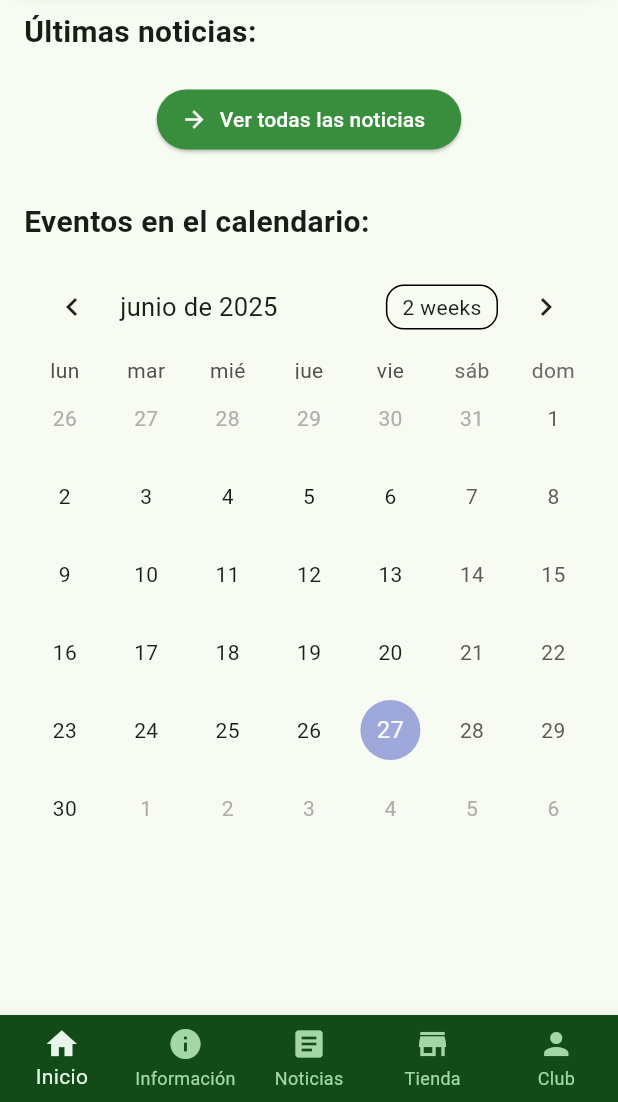
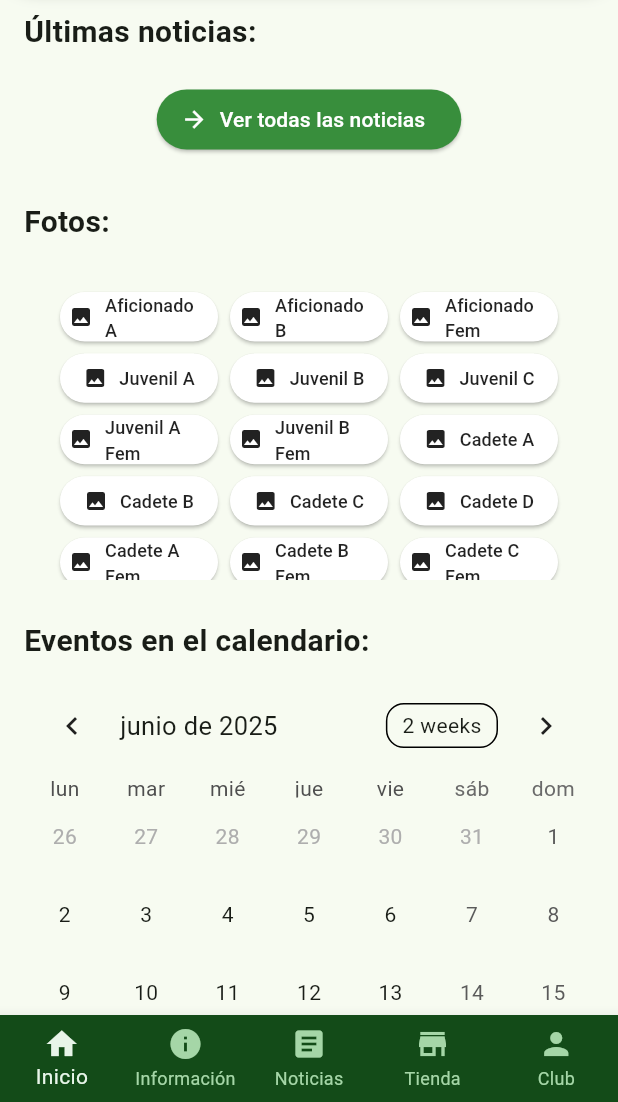
Before and after one commit to MarioMM5/Proyecto-CDE-AMISTAD, a Flutter app: the screen it shows after launch, on a phone screen of 412 x 824 dp, the part 134-1236 px from its top. Run offline on Flutter 3.47's test engine with Material 3 defaults, Android fonts, the phone set to English and light mode, and no system bars; drawn by our look-alikes of table_calendar; our stand-ins replace permission_handler, shared_preferences, supabase_flutter, webview_flutter; missing offline and left inert: add_2_calendar; accounts and stored records are empty.

Commit message:
Menu de fotos nuevo y funcional (faltan las fotos)

```diff
--- a/cde_amistad/lib/pages/inicioPage.dart
+++ b/cde_amistad/lib/pages/inicioPage.dart
@@ -1,4 +1,5 @@
 import 'package:flutter/material.dart';
+import 'package:url_launcher/url_launcher.dart';
 import 'package:supabase_flutter/supabase_flutter.dart';
 import 'package:cde_amistad/entity/noticiaEntity.dart';
 import 'package:add_2_calendar/add_2_calendar.dart';
@@ -30,6 +31,44 @@ class _InicioPageState extends State<InicioPage> {
   DateTime _focusedDay = DateTime.now();
   DateTime? _selectedDay;
   List<Map<String, dynamic>> _eventos = [];
+  final Map<String, String> enlacesFotos = {
+    'Aficionado A': 'https://photos.app.goo.gl/yyyyy',
+    'Aficionado B': 'https://photos.app.goo.gl/yyyyy',
+    'Aficionado Fem': 'https://photos.app.goo.gl/yyyyy',
+    'Juvenil A': 'https://photos.app.goo.gl/yyyyy',
+    'Juvenil B': 'https://photos.app.goo.gl/yyyyy',
+    'Juvenil C': 'https://photos.app.goo.gl/yyyyy',
+    'Juvenil A Fem': 'https://photos.app.goo.gl/yyyyy',
+    'Juvenil B Fem': 'https://photos.app.goo.gl/yyyyy',
+    'Cadete A': 'https://photos.app.goo.gl/yyyyy',
+    'Cadete B': 'https://photos.app.goo.gl/zzzzz',
+    'Cadete C': 'https://photos.app.goo.gl/zzzzz',
+    'Cadete D': 'https://photos.app.goo.gl/zzzzz',
+    'Cadete A Fem': 'https://photos.app.goo.gl/yyyyy',
+    'Cadete B Fem': 'https://photos.app.goo.gl/yyyyy',
+    'Cadete C Fem': 'https://photos.app.goo.gl/yyyyy',
+    'Infantil A': 'https://photos.app.goo.gl/zzzzz',
+    'Infantil B': 'https://photos.app.goo.gl/zzzzz',
+    'Infantil C': 'https://photos.app.goo.gl/zzzzz',
+    'Infantil D': 'https://photos.app.goo.gl/zzzzz',
+    'Infantil A Fem': 'https://photos.app.goo.gl/zzzzz',
+    'Infantil B Fem': 'https://photos.app.goo.gl/zzzzz',
+    'Infantil C Fem': 'https://photos.app.goo.gl/zzzzz',
+    'Infantil D Fem': 'https://photos.app.goo.gl/zzzzz',
+    'Infantil E Fem': 'https://photos.app.goo.gl/zzzzz',
+    'Infantil F Fem': 'https://photos.app.goo.gl/zzzzz',
+
+  };
+
+// Esta función lanza la URL al navegador
+  void _abrirEnlace(String url) async {
+    final uri = Uri.parse(url);
+    if (await canLaunchUrl(uri)) {
+      await launchUrl(uri, mode: LaunchMode.externalApplication);
+    } else {
+      throw 'No se pudo abrir el enlace $url';
+    }
+  }
 
   Future<List<Map<String, dynamic>>> cargarNoticias() async {
     try {
@@ -304,6 +343,7 @@ Si tienes dudas, escríbenos a: info@cdeamistad.com
 
 
       body: FutureBuilder<List<Map<String, dynamic>>>(
+
         future: cargarNoticias(),
         builder: (context, snapshot) {
           if (snapshot.connectionState == ConnectionState.waiting)
@@ -401,6 +441,53 @@ Si tienes dudas, escríbenos a: info@cdeamistad.com
                   ),
                 ),
                 const SizedBox(height: 30),
+                const Text('Fotos:', style: TextStyle(
+                    fontSize: 20, fontWeight: FontWeight.w600)),
+                Padding(
+                  padding: const EdgeInsets.all(16),
+                  child: Column(
+                    crossAxisAlignment: CrossAxisAlignment.start,
+                    children: [
+                      const SizedBox(height: 8),
+                      Container(
+                        height: 200, // Altura máxima del bloque
+                        decoration: BoxDecoration(
+                          borderRadius: BorderRadius.circular(12),
+                        ),
+                        child: Scrollbar(
+                          child: GridView.builder(
+                            padding: const EdgeInsets.all(8),
+                            itemCount: enlacesFotos.length,
+                            gridDelegate: const SliverGridDelegateWithFixedCrossAxisCount(
+                              crossAxisCount: 3,
+                              mainAxisSpacing: 8,
+                              crossAxisSpacing: 8,
+                              childAspectRatio: 3.2,
+                            ),
+                            itemBuilder: (context, index) {
+                              final nombreEquipo = enlacesFotos.keys.elementAt(index);
+                              final url = enlacesFotos[nombreEquipo]!;
+                              return ElevatedButton.icon(
+                                onPressed: () => _abrirEnlace(url),
+                                icon: const Icon(Icons.photo, size: 16),
+                                label: Text(nombreEquipo, style: const TextStyle(fontSize: 12)),
+                                style: ElevatedButton.styleFrom(
+                                  padding: const EdgeInsets.symmetric(horizontal: 6),
+                                  backgroundColor: Colors.white,
+                                  foregroundColor: Colors.black87,
+                                ),
+                              );
+                            },
+                          ),
+                        ),
+                      ),
+                    ],
+                  ),
+                ),
+
+
+
+                const SizedBox(height: 10),
                 const Text('Eventos en el calendario:', style: TextStyle(
                     fontSize: 20, fontWeight: FontWeight.w600)),
                 const SizedBox(height: 10),
```
